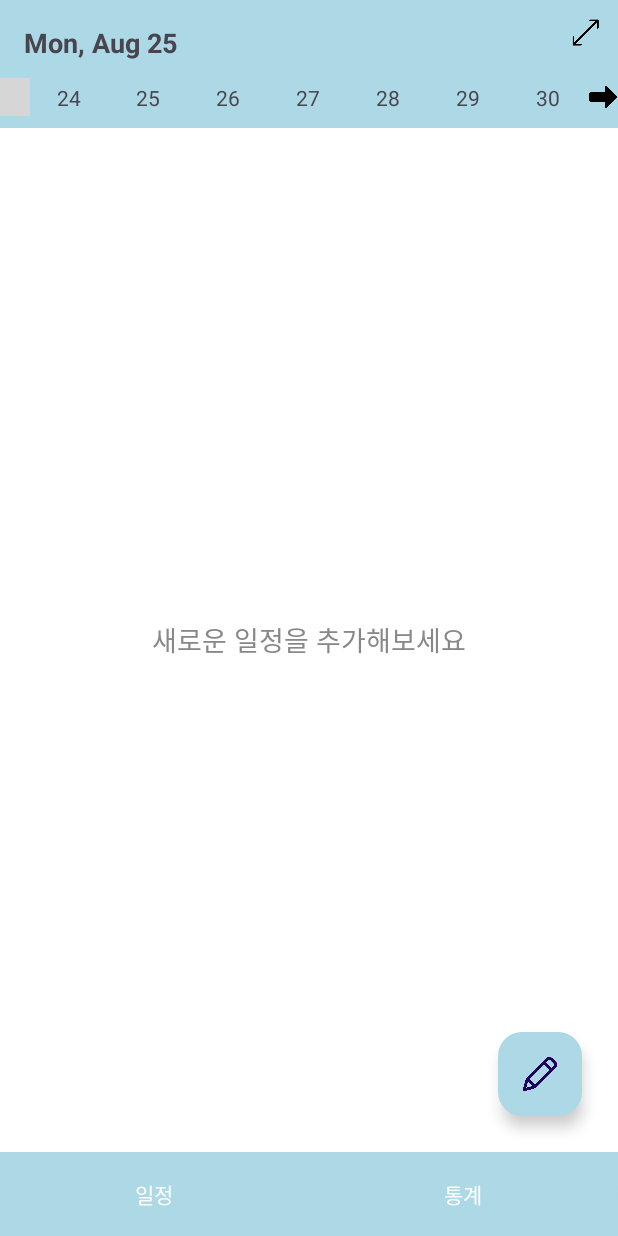
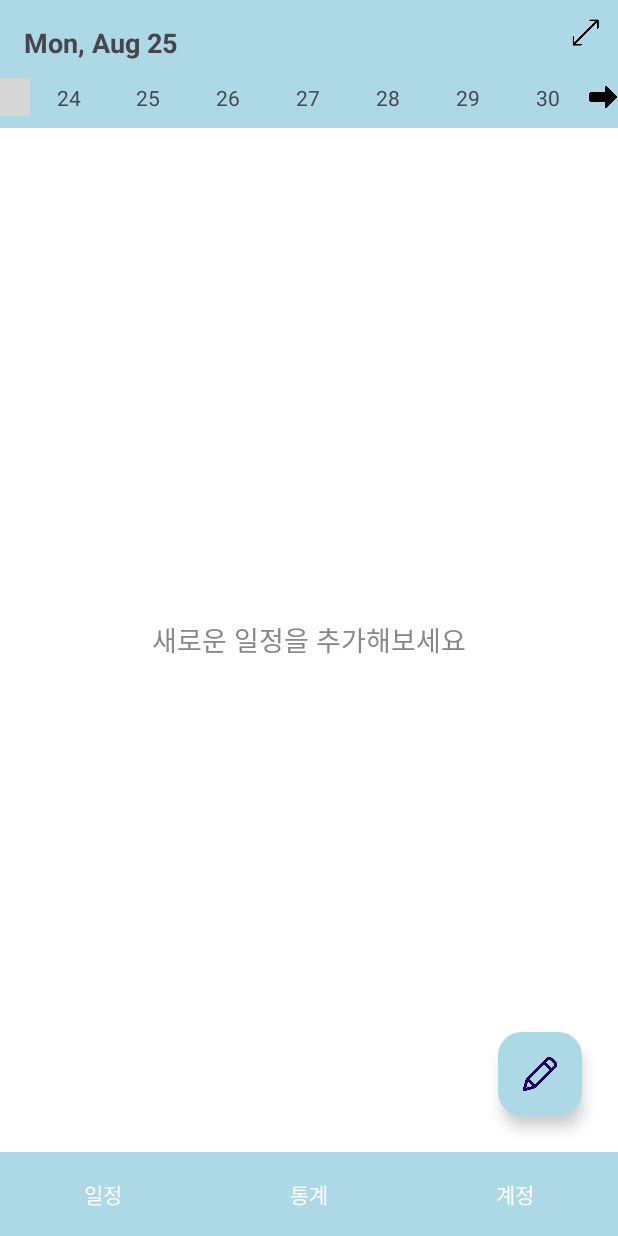
Before and after one commit to miruking/miruking, an Android app: the MainActivity screen opened directly, with no data from a screen before it, on a phone screen of 412 x 824 dp. Run offline under Robolectric (Android 15) with nearby library versions, the phone set to English and light mode, and no system bars; 1 statement that could not run was skipped; grey boxes are pictures that could not be loaded.

Commit message:
카카오 프로필 이미지 및 닉네임 표시

```diff
--- a/app/build.gradle.kts
+++ b/app/build.gradle.kts
@@ -40,6 +40,8 @@ dependencies {
     implementation("com.google.android.gms:play-services-maps:19.2.0")
     implementation("androidx.work:work-runtime:2.9.0")
     implementation ("com.github.PhilJay:MPAndroidChart:v3.1.0")
+    implementation ("com.github.bumptech.glide:glide:4.15.1")
+    annotationProcessor ("com.github.bumptech.glide:compiler:4.15.1")
     testImplementation("junit:junit:4.13.2")
     androidTestImplementation("androidx.test.ext:junit:1.2.1")
     androidTestImplementation("androidx.test.espresso:espresso-core:3.6.1")
--- a/app/src/main/AndroidManifest.xml
+++ b/app/src/main/AndroidManifest.xml
@@ -29,6 +29,10 @@
         <activity
             android:name=".MainActivity"
             android:exported="true" />
+        <activity
+            android:name=".AccountActivity"
+            android:exported="false" />
+
 
         <activity
             android:name="com.kakao.sdk.auth.AuthCodeHandlerActivity"
--- a/app/src/main/java/com/example/miruking/MainActivity.java
+++ b/app/src/main/java/com/example/miruking/MainActivity.java
@@ -1,33 +1,21 @@
 package com.example.miruking;
 
-import android.annotation.SuppressLint;
 import android.content.pm.PackageManager;
-import android.database.sqlite.SQLiteDatabase;
 import android.os.Build;
 import android.os.Bundle;
-import android.view.Gravity;
-import android.view.View;
 import android.widget.Button;
 import android.widget.FrameLayout;
-import android.widget.LinearLayout;
-import android.widget.PopupMenu;
 import android.widget.TextView;
-import android.widget.Toast;
 
 import androidx.annotation.NonNull;
 import androidx.appcompat.app.AppCompatActivity;
-import androidx.core.app.ActivityCompat;
-import androidx.core.app.NotificationCompat;
-import androidx.core.app.NotificationManagerCompat;
 import androidx.fragment.app.Fragment;
 
 import com.example.miruking.DB.MirukingDBHelper;
 import com.example.miruking.activities.ScheduleDialogManager;
 import com.example.miruking.utils.AlarmReceiver;
 import com.example.miruking.utils.AppStarter;
-import com.example.miruking.utils.NotificationDTO;
 import com.example.miruking.utils.NotificationTracker;
-import com.google.android.material.floatingactionbutton.FloatingActionButton;
 
 import android.Manifest;
 
@@ -60,11 +48,13 @@ public class MainActivity extends AppCompatActivity {
     }
     private void initButtons(){
         // 하단 버튼 클릭 리스너
-        Button btnSchedule = findViewById(R.id.btn_schedule);
-        Button btnStats = findViewById(R.id.btn_stats);
+        Button btnSchedule = findViewById(R.id.home_button);
+        Button btnStats = findViewById(R.id.stat_button);
+        Button btnInfo = findViewById(R.id.info_button);
 
         btnSchedule.setOnClickListener(v -> replaceFragment(new ScheduleFragment()));
         btnStats.setOnClickListener(v -> replaceFragment(new StatsFragment()));
+        btnInfo.setOnClickListener(v -> replaceFragment(new InfoFragment()));
 
     }
     private void initNotificationLogic() {
--- a/app/src/main/res/layout/activity_main.xml
+++ b/app/src/main/res/layout/activity_main.xml
@@ -12,29 +12,11 @@
         android:layout_above="@+id/bottom_navigation" />
 
     <!-- 하단 네비게이션 바 -->
-    <LinearLayout
+    <include
         android:id="@+id/bottom_navigation"
-        android:layout_width="match_parent"
-        android:layout_height="56dp"
-        android:orientation="horizontal"
-        android:layout_alignParentBottom="true"
-        android:background="#ADD8E6">
+        layout="@layout/activity_nav" />
 
-        <Button
-            android:id="@+id/btn_schedule"
-            android:layout_width="0dp"
-            android:layout_height="match_parent"
-            android:layout_weight="1"
-            android:backgroundTint="#ADD8E6"
-            android:text="일정" />
-        <Button
-            android:id="@+id/btn_stats"
-            android:layout_width="0dp"
-            android:layout_height="match_parent"
-            android:layout_weight="1"
-            android:backgroundTint="#ADD8E6"
-            android:text="통계" />
-    </LinearLayout>
+
 
     <!-- 플로팅 액션 버튼 <com.google.android.material.floatingactionbutton.FloatingActionButton
         android:id="@+id/floatingActionButton"
--- /dev/null
+++ b/app/src/main/res/layout/activity_nav.xml
@@ -0,0 +1,31 @@
+<?xml version="1.0" encoding="utf-8"?>
+<LinearLayout xmlns:android="http://schemas.android.com/apk/res/android"
+    android:id="@+id/bottom_navigation"
+    android:layout_width="match_parent"
+    android:layout_height="56dp"
+    android:orientation="horizontal"
+    android:layout_alignParentBottom="true"
+    android:background="#ADD8E6">
+
+    <Button
+        android:id="@+id/home_button"
+        android:layout_width="0dp"
+        android:layout_height="match_parent"
+        android:layout_weight="1"
+        android:backgroundTint="#ADD8E6"
+        android:text="일정" />
+    <Button
+        android:id="@+id/stat_button"
+        android:layout_width="0dp"
+        android:layout_height="match_parent"
+        android:layout_weight="1"
+        android:backgroundTint="#ADD8E6"
+        android:text="통계" />
+    <Button
+        android:id="@+id/info_button"
+        android:layout_width="0dp"
+        android:layout_height="match_parent"
+        android:layout_weight="1"
+        android:backgroundTint="#ADD8E6"
+        android:text="계정" />
+</LinearLayout>
```
Also changed, not shown: app/src/main/java/com/example/miruking/InfoFragment.kt (added, +85 -0 lines), app/src/main/java/com/example/miruking/activities/NavActivity.java (+11 -2 lines), app/src/main/res/layout/activity_info.xml (added, +33 -0 lines), app/src/main/res/layout/activity_statmain.xml (+2 -20 lines), app/src/main/res/drawable/ic_default_profile.png (added).
